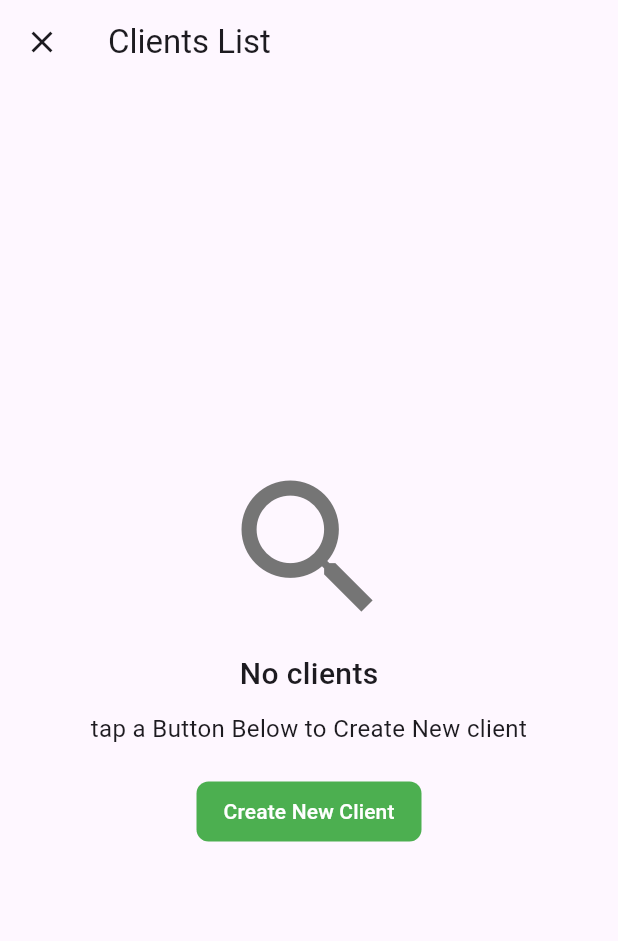
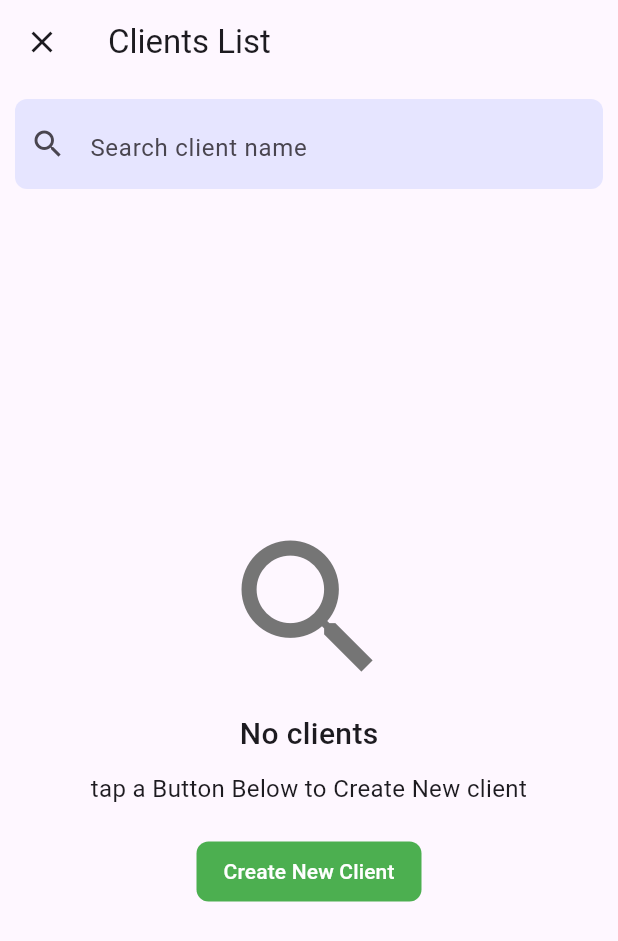
Before and after one commit to flowSar/easy_bill_flutter, a Flutter app: the NewBillScreen screen opened by its route, after a tap on "Select Client", on a phone screen of 412 x 824 dp. Shown: the top 941 px of the screen. Run offline on Flutter 3.47's test engine with Material 3 defaults, Android fonts, the phone set to English and light mode, and no system bars; our stand-ins replace firebase_auth, firebase_core, firebase_database, font_awesome_flutter, go_router, open_file and 1 more; missing offline and left inert: simple_barcode_scanner; accounts and stored records are empty.

Commit message:
add the possibility to filter clients, items by name

```diff
--- a/lib/components/custom_text_field.dart
+++ b/lib/components/custom_text_field.dart
@@ -9,6 +9,7 @@ class CustomTextField extends StatefulWidget {
   final TextInputType? keyType;
   final String? Function(String?)? validator;
   final String? initialValue;
+  final bool readOnly;
 
   const CustomTextField({
     super.key,
@@ -20,6 +21,7 @@ class CustomTextField extends StatefulWidget {
     this.keyType,
     this.validator,
     this.initialValue,
+    this.readOnly = false,
   });
 
   @override
@@ -45,6 +47,7 @@ class _CustomTextFieldState extends State<CustomTextField> {
           borderRadius: BorderRadius.circular(8),
         ),
         child: TextFormField(
+          readOnly: widget.readOnly,
           initialValue: widget.initialValue,
           keyboardType: widget.keyType ?? TextInputType.text,
           controller: widget.controller,
--- a/lib/data/item.dart
+++ b/lib/data/item.dart
@@ -4,7 +4,7 @@ class Item {
   final String? _description;
   final double _price;
   final int _quantity;
-  final double? _tax;
+  final String? _tax;
 
   Item({
     required String barCode,
@@ -12,7 +12,7 @@ class Item {
     String? description,
     required double price,
     required int quantity,
-    double? tax,
+    String? tax,
   })  : _barCode = barCode,
         _name = name,
         _description = description,
@@ -30,7 +30,7 @@ class Item {
 
   int get quantity => _quantity;
 
-  double? get tax => _tax;
+  String? get tax => _tax;
 
   Map toDic() {
     return {
--- a/lib/providers/data_provider.dart
+++ b/lib/providers/data_provider.dart
@@ -14,6 +14,8 @@ class DataProvider extends ChangeNotifier {
   late List<Item> items = [];
   late BusinessInfo? businessInfo;
   late List<Bill> bills = [];
+  late List<Item> _tempItemsList = [];
+  late List<Client> _tempClientsList = [];
 
   DataProvider() {
     User? user = getCurrentUser();
@@ -110,6 +112,8 @@ class DataProvider extends ChangeNotifier {
                   description: description),
             );
           }
+          // make a copy of the items list to use it for filtering the list
+          _tempItemsList = List.from(items);
           notifyListeners();
         } else {
           throw Exception('No items found');
@@ -152,6 +156,8 @@ class DataProvider extends ChangeNotifier {
                   phoNumber: phoneNumber),
             );
           }
+          // make a copy of the clients list to use it for filtering the list
+          _tempClientsList = List.from(clients);
           notifyListeners();
         } else {
           throw Exception('Nothing was found');
@@ -175,6 +181,7 @@ class DataProvider extends ChangeNotifier {
             .child('clients/${client.clientId}/')
             .update(client.toDic());
         await loadClientsData();
+        notifyListeners();
       } catch (e) {
         throw Exception('adding New client Failed');
       }
@@ -311,4 +318,25 @@ class DataProvider extends ChangeNotifier {
       throw Exception('user is not logged in');
     }
   }
+
+  void flitterLists(String name, String listName) {
+    items = List.from(_tempItemsList);
+    clients = List.from(_tempClientsList);
+    if (listName == 'items') {
+      if (items.isEmpty) {
+        items = List.from(_tempItemsList);
+      } else {
+        items = items.where((item) => item.name.contains(name)).toList();
+        notifyListeners();
+      }
+    } else if (listName == 'clients') {
+      if (clients.isEmpty) {
+        clients = List.from(_tempClientsList);
+      } else {
+        clients =
+            clients.where((client) => client.fullName.contains(name)).toList();
+        notifyListeners();
+      }
+    }
+  }
 }
--- a/lib/rounters/router.dart
+++ b/lib/rounters/router.dart
@@ -1,5 +1,6 @@
 import 'package:easy_bill_flutter/data/bill.dart';
 import 'package:easy_bill_flutter/providers/auth_provider.dart';
+import 'package:easy_bill_flutter/screens/about_screen.dart';
 import 'package:easy_bill_flutter/screens/bills/preview_bill_screen.dart';
 import 'package:easy_bill_flutter/screens/business_screen.dart';
 import 'package:easy_bill_flutter/screens/clients/client_list_screen.dart';
@@ -114,6 +115,10 @@ final GoRouter appRouter = GoRouter(
             );
           },
         ),
+        GoRoute(
+          path: '/aboutScreen',
+          builder: (BuildContext context, GoRouterState state) => AboutScreen(),
+        ),
       ],
     ),
   ],
--- a/lib/screens/bills/new_bill_screen.dart
+++ b/lib/screens/bills/new_bill_screen.dart
@@ -204,7 +204,7 @@ class _NewBillScreenState extends State<NewBillScreen> {
                   borderRadius: BorderRadius.circular(8),
                 ),
                 padding: EdgeInsets.symmetric(
-                  vertical: 16,
+                  vertical: 12,
                 ),
                 child: Text(
                   'Total: $billTotal dh',
@@ -245,9 +245,22 @@ class _NewBillScreenState extends State<NewBillScreen> {
                     print('please select new Item');
                   }
                 },
-                child: Icon(
-                  Icons.save,
-                  color: Colors.white,
+                w: 90,
+                child: Padding(
+                  padding: EdgeInsets.symmetric(horizontal: 10),
+                  child: Row(
+                    mainAxisAlignment: MainAxisAlignment.spaceBetween,
+                    children: [
+                      Text(
+                        'Save',
+                        style: TextStyle(color: Colors.white),
+                      ),
+                      Icon(
+                        Icons.save,
+                        color: Colors.white,
+                      )
+                    ],
+                  ),
                 ),
               ),
               CustomFloatingButton(
@@ -286,9 +299,22 @@ class _NewBillScreenState extends State<NewBillScreen> {
                     }
                   });
                 },
-                child: Icon(
-                  Icons.barcode_reader,
-                  color: Colors.white,
+                w: 90,
+                child: Padding(
+                  padding: EdgeInsets.symmetric(horizontal: 10),
+                  child: Row(
+                    mainAxisAlignment: MainAxisAlignment.spaceBetween,
+                    children: [
+                      Text(
+                        'Scan',
+                        style: TextStyle(color: Colors.white),
+                      ),
+                      Icon(
+                        Icons.barcode_reader,
+                        color: Colors.white,
+                      )
+                    ],
+                  ),
                 ),
               ),
             ],
--- a/lib/screens/clients/client_list_screen.dart
+++ b/lib/screens/clients/client_list_screen.dart
@@ -1,12 +1,13 @@
 import 'package:easy_bill_flutter/components/client_card.dart';
 import 'package:easy_bill_flutter/components/custom_circular_progress.dart';
-import 'package:easy_bill_flutter/data/clients.dart';
 import 'package:easy_bill_flutter/providers/data_provider.dart';
 import 'package:flutter/material.dart';
 import 'package:go_router/go_router.dart';
 import 'package:provider/provider.dart';
 
+import '../../components/custom_text_field.dart';
 import '../../components/empty.dart';
+import '../../constants/colors.dart';
 
 class ClientListScreen extends StatefulWidget {
   const ClientListScreen({super.key});
@@ -55,7 +56,20 @@ class _ClientListScreenState extends State<ClientListScreen> {
               ),
             ),
           ),
-          body: loading
+          body: Column(
+            children: [
+              CustomTextField(
+                bg: kTextInputBg1,
+                placeholder: 'Search client name',
+                icon: Icon(Icons.search),
+                onChnaged: (value) {
+                  setState(() {
+                    dataProvider.flitterLists(value, 'clients');
+                  });
+                },
+              ),
+              Expanded(
+                child: loading
                     ? Center(
                         child: CustomCircularProgress(
                           w: 100,
@@ -86,7 +100,8 @@ class _ClientListScreenState extends State<ClientListScreen> {
                         : Center(
                             child: Empty(
                               title: 'No clients',
-                        subTitle: 'tap a Button Below to Create New client',
+                              subTitle:
+                                  'tap a Button Below to Create New client',
                               btnLabel: 'Create New Client',
                               onPressed: () {
                                 context.push('/newClientScreen');
@@ -94,6 +109,9 @@ class _ClientListScreenState extends State<ClientListScreen> {
                             ),
                           ),
               ),
+            ],
+          ),
+        ),
       );
     });
   }
```
Also changed, not shown: lib/components/text_card.dart (+9 -2 lines), lib/screens/about_screen.dart (added, +74 -0 lines), lib/screens/clients/clients_screen.dart (+16 -9 lines), lib/screens/clients/new_client_screen.dart (+27 -6 lines), lib/screens/items/items_screen.dart (+21 -16 lines), lib/screens/items/new_item_screen.dart (+34 -9 lines), lib/screens/settings_screen.dart (+17 -0 lines), lib/utilities/functions.dart (added, +14 -0 lines), lib/utilities/generate_pdf.dart (+13 -5 lines), scrtach.dart (added, +21 -0 lines). Lines whose indentation alone changed are shown as unchanged.
